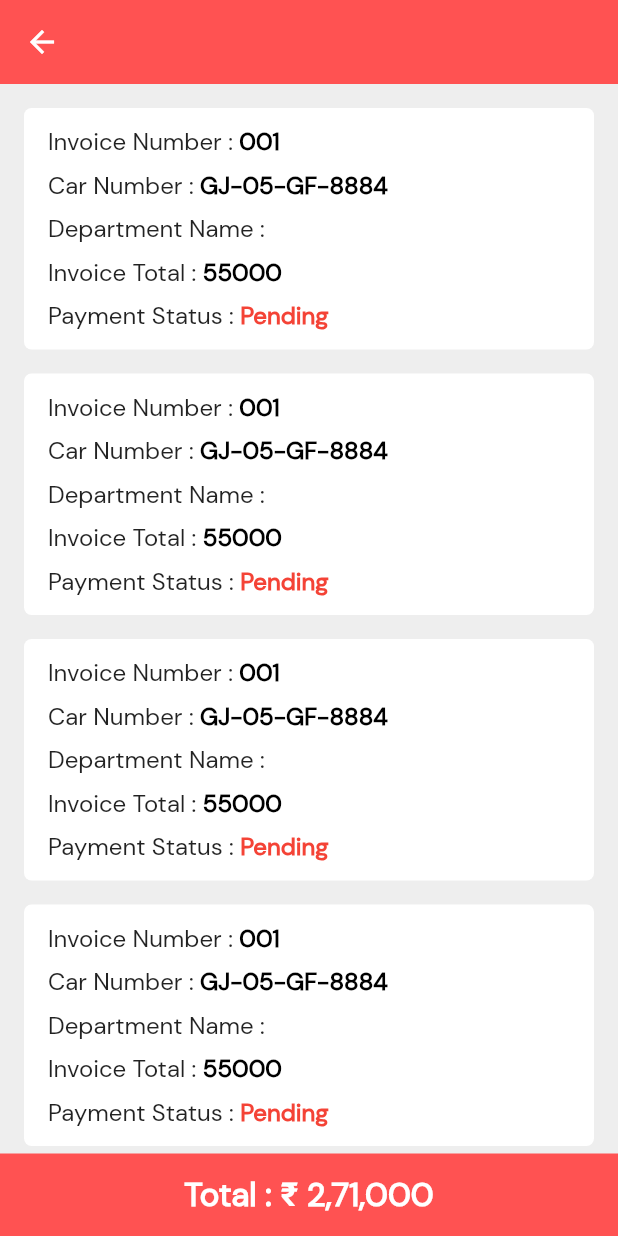
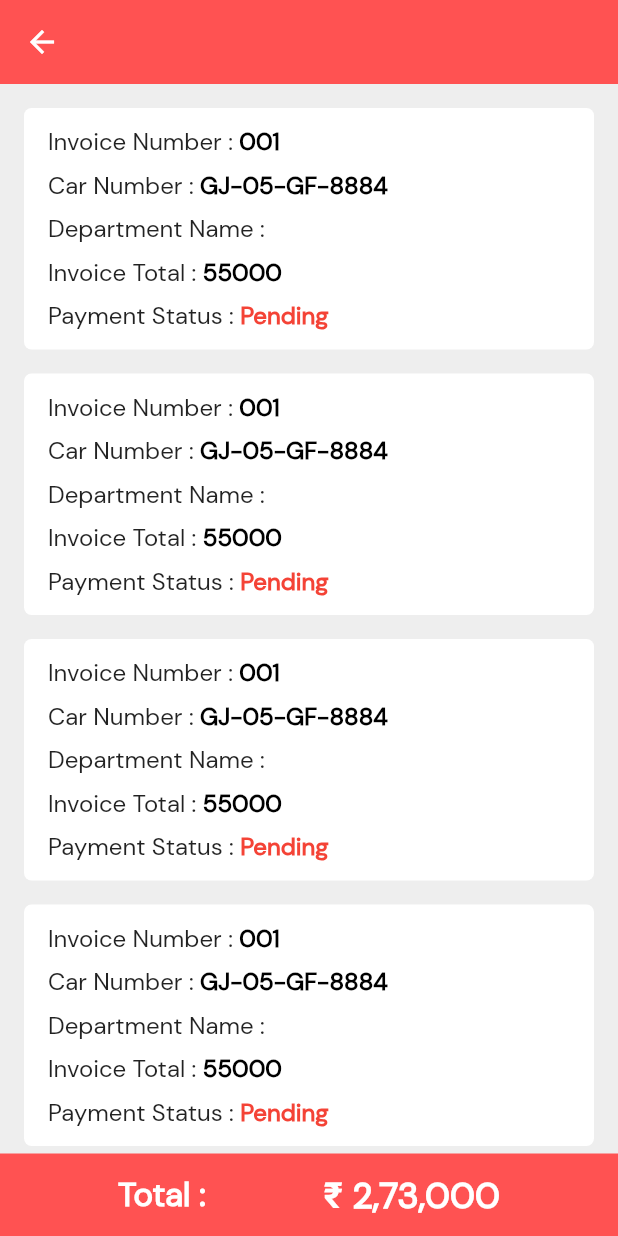
Before and after one commit to chirag27patel/flutter_projects, a Flutter app: the AdminCarInvoices screen opened directly with empty values, on a phone screen of 412 x 824 dp. Run offline on Flutter 3.47's test engine with Material 2 defaults, Android fonts, the phone set to English and light mode, and no system bars; our stand-ins replace dotted_line, flutter_staggered_animations, font_awesome_flutter, table_calendar.

```diff
--- a/lib/admin/admin_car_invoices.dart
+++ b/lib/admin/admin_car_invoices.dart
@@ -75,7 +75,13 @@ class _AdminCarInvoicesState extends State<AdminCarInvoices> {
              height: 55,
             color: Colors.redAccent,
             alignment: Alignment.center,
-            child: Text("Total : ₹ 2,71,000",style: TextStyle(color: Colors.white,fontWeight: FontWeight.bold,fontSize: 22),),
+            child: Row(
+              mainAxisAlignment: MainAxisAlignment.spaceEvenly,
+              children: [
+                Text("Total :",style: TextStyle(color: Colors.white,fontWeight: FontWeight.bold,fontSize: 22),),
+                Text("₹ 2,73,000",style: TextStyle(color: Colors.white,fontWeight: FontWeight.bold,fontSize: 24,),) ,
+              ],
+            ),
           ),
         ],
       ),
```
